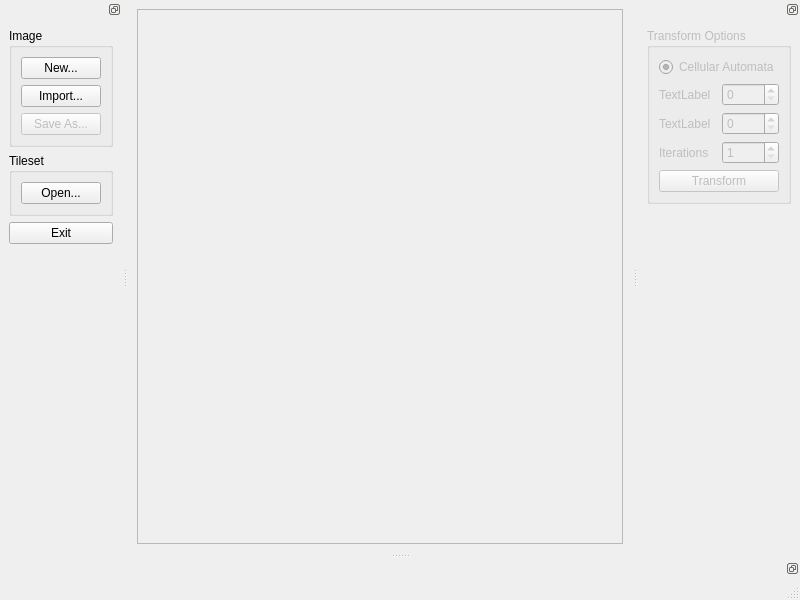
The window that src/mainwindow.ui (dpaulat/TiledImporter) describes before a commit, drawn with Qt 5.
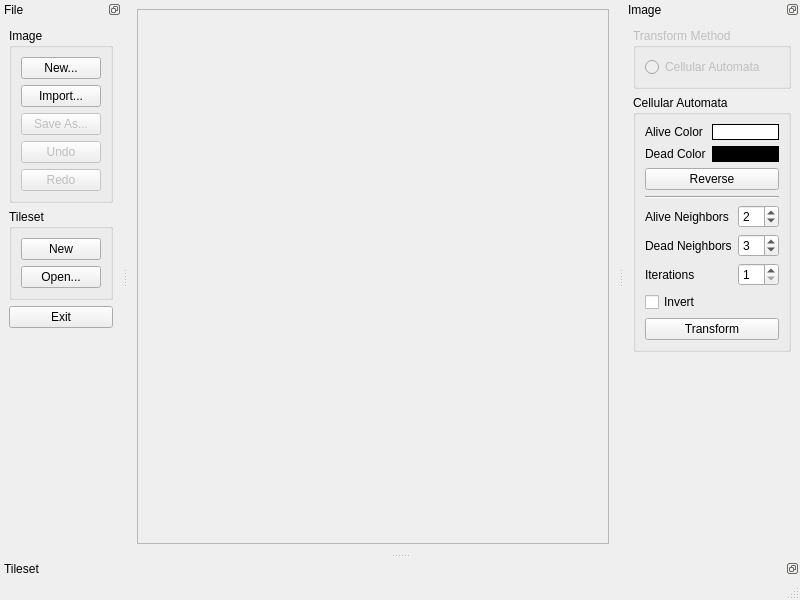
The same window after the commit.

Commit message: Image transform

```diff
--- a/src/mainwindow.ui
+++ b/src/mainwindow.ui
@@ -25,12 +25,12 @@
         <rect>
          <x>0</x>
          <y>0</y>
-         <width>519</width>
+         <width>510</width>
          <height>500</height>
         </rect>
        </property>
        <layout class="QGridLayout" name="gridLayout_2">
-        <item row="0" column="0">
+        <item row="1" column="0">
          <widget class="QLabel" name="imageLabel">
           <property name="text">
            <string/>
@@ -61,6 +61,9 @@
    <property name="features">
     <set>QDockWidget::DockWidgetFloatable|QDockWidget::DockWidgetMovable</set>
    </property>
+   <property name="windowTitle">
+    <string>File</string>
+   </property>
    <attribute name="dockWidgetArea">
     <number>1</number>
    </attribute>
@@ -96,6 +99,26 @@
           </property>
          </widget>
         </item>
+        <item>
+         <widget class="QPushButton" name="undoButton">
+          <property name="enabled">
+           <bool>false</bool>
+          </property>
+          <property name="text">
+           <string>Undo</string>
+          </property>
+         </widget>
+        </item>
+        <item>
+         <widget class="QPushButton" name="redoButton">
+          <property name="enabled">
+           <bool>false</bool>
+          </property>
+          <property name="text">
+           <string>Redo</string>
+          </property>
+         </widget>
+        </item>
        </layout>
       </widget>
      </item>
@@ -105,6 +128,13 @@
         <string>Tileset</string>
        </property>
        <layout class="QVBoxLayout" name="verticalLayout_3">
+        <item>
+         <widget class="QPushButton" name="newTilesetButton">
+          <property name="text">
+           <string>New</string>
+          </property>
+         </widget>
+        </item>
         <item>
          <widget class="QPushButton" name="openTilesetButton">
           <property name="text">
@@ -142,6 +172,9 @@
    <property name="features">
     <set>QDockWidget::DockWidgetFloatable|QDockWidget::DockWidgetMovable</set>
    </property>
+   <property name="windowTitle">
+    <string>Image</string>
+   </property>
    <attribute name="dockWidgetArea">
     <number>2</number>
    </attribute>
@@ -153,54 +186,143 @@
         <bool>false</bool>
        </property>
        <property name="title">
-        <string>Transform Options</string>
+        <string>Transform Method</string>
        </property>
-       <layout class="QGridLayout" name="gridLayout_4">
-        <item row="3" column="1">
-         <widget class="QSpinBox" name="iterationsSpinBox">
-          <property name="minimum">
-           <number>1</number>
-          </property>
-         </widget>
-        </item>
-        <item row="2" column="0">
-         <widget class="QLabel" name="label_3">
-          <property name="text">
-           <string>TextLabel</string>
-          </property>
-         </widget>
-        </item>
-        <item row="1" column="0">
-         <widget class="QLabel" name="label_2">
-          <property name="text">
-           <string>TextLabel</string>
-          </property>
-         </widget>
-        </item>
-        <item row="1" column="1">
-         <widget class="QSpinBox" name="spinBox"/>
-        </item>
-        <item row="2" column="1">
-         <widget class="QSpinBox" name="spinBox_2"/>
-        </item>
-        <item row="0" column="0" colspan="2">
+       <layout class="QVBoxLayout" name="verticalLayout_6">
+        <item>
          <widget class="QRadioButton" name="cellularAutomataOption">
           <property name="text">
            <string>Cellular Automata</string>
           </property>
           <property name="checked">
-           <bool>true</bool>
+           <bool>false</bool>
           </property>
          </widget>
         </item>
-        <item row="3" column="0">
-         <widget class="QLabel" name="iterationsLabel">
+       </layout>
+      </widget>
+     </item>
+     <item>
+      <widget class="QGroupBox" name="cellularGroupBox">
+       <property name="enabled">
+        <bool>true</bool>
+       </property>
+       <property name="title">
+        <string>Cellular Automata</string>
+       </property>
+       <layout class="QVBoxLayout" name="verticalLayout_5">
+        <item>
+         <layout class="QFormLayout" name="formLayout_2">
+          <item row="0" column="0">
+           <widget class="QLabel" name="aliveColorLabel">
+            <property name="text">
+             <string>Alive Color</string>
+            </property>
+           </widget>
+          </item>
+          <item row="0" column="1">
+           <widget class="QLabel" name="aliveColorBox">
+            <property name="styleSheet">
+             <string notr="true">QLabel { background-color: #ffffffff;}</string>
+            </property>
+            <property name="frameShape">
+             <enum>QFrame::Box</enum>
+            </property>
+            <property name="text">
+             <string/>
+            </property>
+           </widget>
+          </item>
+          <item row="1" column="0">
+           <widget class="QLabel" name="deadColorLabel">
+            <property name="text">
+             <string>Dead Color</string>
+            </property>
+           </widget>
+          </item>
+          <item row="1" column="1">
+           <widget class="QLabel" name="deadColorBox">
+            <property name="styleSheet">
+             <string notr="true">QLabel { background-color: #ff000000; }</string>
+            </property>
+            <property name="frameShape">
+             <enum>QFrame::Box</enum>
+            </property>
+            <property name="text">
+             <string/>
+            </property>
+           </widget>
+          </item>
+         </layout>
+        </item>
+        <item>
+         <widget class="QPushButton" name="colorReverseButton">
           <property name="text">
-           <string>Iterations</string>
+           <string>Reverse</string>
           </property>
          </widget>
         </item>
-        <item row="4" column="0" colspan="2">
+        <item>
+         <widget class="Line" name="line">
+          <property name="orientation">
+           <enum>Qt::Horizontal</enum>
+          </property>
+         </widget>
+        </item>
+        <item>
+         <layout class="QFormLayout" name="formLayout">
+          <item row="0" column="0">
+           <widget class="QLabel" name="aliveNeighborsLabel">
+            <property name="text">
+             <string>Alive Neighbors</string>
+            </property>
+           </widget>
+          </item>
+          <item row="0" column="1">
+           <widget class="QSpinBox" name="aliveNeighborsBox">
+            <property name="value">
+             <number>2</number>
+            </property>
+           </widget>
+          </item>
+          <item row="1" column="0">
+           <widget class="QLabel" name="deadNeighborsLabel">
+            <property name="text">
+             <string>Dead Neighbors</string>
+            </property>
+           </widget>
+          </item>
+          <item row="1" column="1">
+           <widget class="QSpinBox" name="deadNeighborsBox">
+            <property name="value">
+             <number>3</number>
+            </property>
+           </widget>
+          </item>
+          <item row="2" column="0">
+           <widget class="QLabel" name="iterationsLabel">
+            <property name="text">
+             <string>Iterations</string>
+            </property>
+           </widget>
+          </item>
+          <item row="2" column="1">
+           <widget class="QSpinBox" name="iterationsSpinBox">
+            <property name="minimum">
+             <number>1</number>
+            </property>
+           </widget>
+          </item>
+         </layout>
+        </item>
+        <item>
+         <widget class="QCheckBox" name="invertCheckBox">
+          <property name="text">
+           <string>Invert</string>
+          </property>
+         </widget>
+        </item>
+        <item>
          <widget class="QPushButton" name="transformButton">
           <property name="text">
            <string>Transform</string>
@@ -218,7 +340,7 @@
        <property name="sizeHint" stdset="0">
         <size>
          <width>20</width>
-         <height>314</height>
+         <height>174</height>
         </size>
        </property>
       </spacer>
@@ -230,6 +352,9 @@
    <property name="features">
     <set>QDockWidget::DockWidgetFloatable|QDockWidget::DockWidgetMovable</set>
    </property>
+   <property name="windowTitle">
+    <string>Tileset</string>
+   </property>
    <attribute name="dockWidgetArea">
     <number>8</number>
    </attribute>
```
The commit also changes 2 other files.
